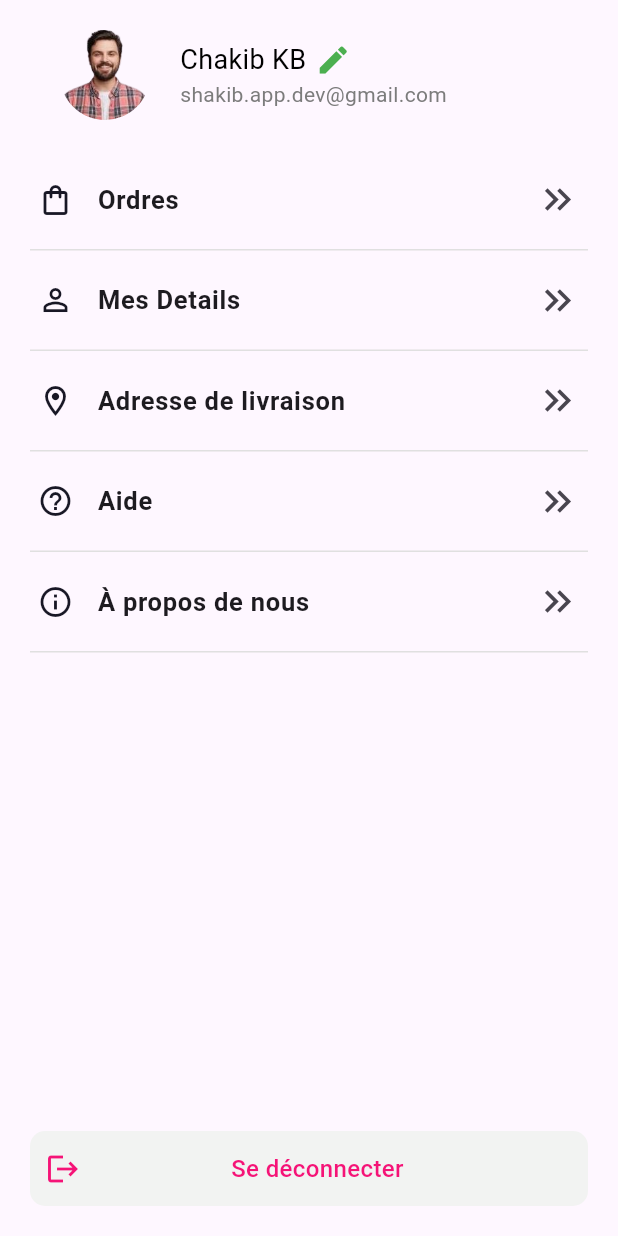
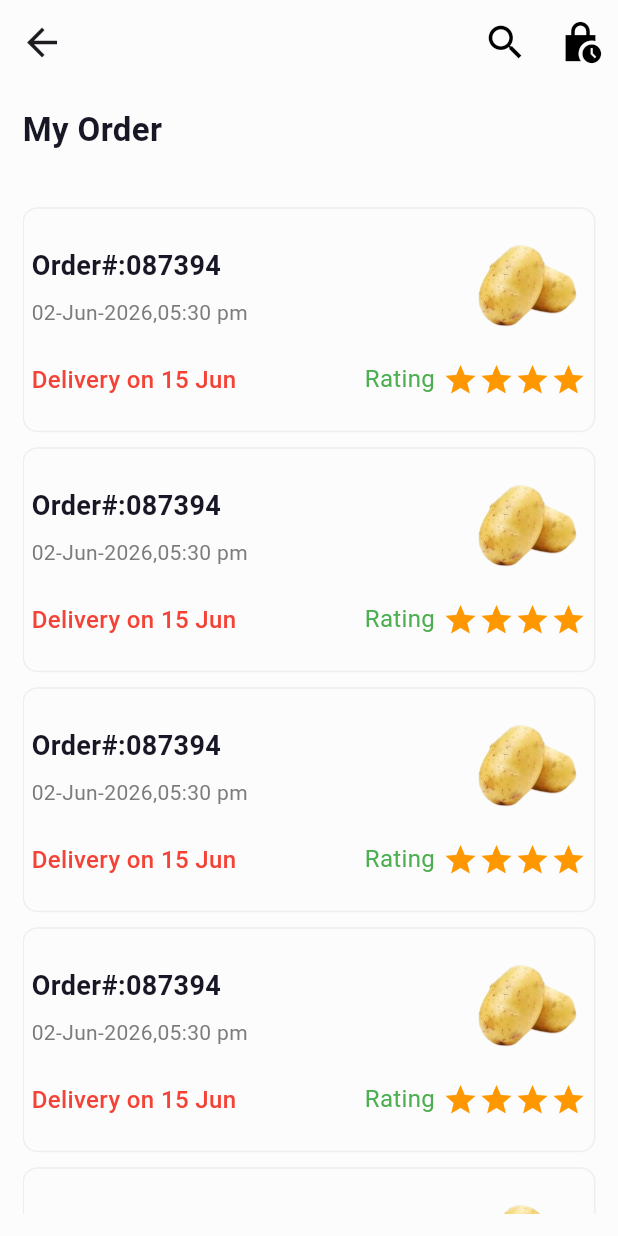
Before and after one commit to nayon-coders/grocary_user_app-Rida_Benharrou, a Flutter app: the AccountScreen screen opened directly, after a tap on "Ordres", on a phone screen of 412 x 824 dp. Run offline on Flutter 3.47's test engine with Material 3 defaults, Android fonts, the phone set to English and light mode, and no system bars; our stand-ins replace cached_network_image, carousel_slider, cloud_firestore, easy_stepper, firebase_core, lottie and 1 more; accounts and stored records are empty.

Commit message:
address, order list

```diff
--- /dev/null
+++ b/lib/view/account_screen/my_orders/my_orders.dart
@@ -0,0 +1,152 @@
+import 'dart:async';
+
+import 'package:flutter/material.dart';
+import 'package:nectar/utility/app_color.dart';
+import 'package:nectar/utility/assets.dart';
+import 'package:nectar/utility/fontsize.dart';
+import 'package:nectar/view/account_screen/my_orders/track_order.dart';
+
+class MyOrders extends StatefulWidget {
+  const MyOrders({super.key});
+
+  @override
+  State<MyOrders> createState() => _MyOrdersState();
+}
+
+class _MyOrdersState extends State<MyOrders> {
+  @override
+  Widget build(BuildContext context) {
+
+    return SafeArea(child: Scaffold(
+      backgroundColor: AppColors.bgWhite,
+      appBar: AppBar(
+        backgroundColor: AppColors.bgWhite,
+        leading: InkWell(
+          onTap: ()=>Navigator.pop(context),
+            child: Icon(Icons.arrow_back,size: 30,)),
+        actions: [
+          Padding(
+            padding: const EdgeInsets.all(10.0),
+            child: InkWell(
+              onTap: (){},
+                child: Icon(Icons.search,color: Colors.black,size: 30,)),
+          ),
+          Padding(
+            padding: const EdgeInsets.all(10.0),
+            child: InkWell(
+              onTap: (){},
+                child: Icon(Icons.lock_clock_sharp,color: Colors.black,size: 30,)),
+          ),
+        ],
+      ),
+      body: Padding(
+        padding: const EdgeInsets.all(15.0),
+        child: Column(
+          mainAxisAlignment: MainAxisAlignment.start,
+          crossAxisAlignment: CrossAxisAlignment.start,
+          children: [
+            Expanded(
+              // flex: 1,
+                child: Text("My Order",
+                            style: TextStyle(
+                  fontSize:bigFont,
+                  fontWeight: FontWeight.w600,
+                  color: AppColors.textBlack,
+                            ),
+                          )
+            ),
+            Expanded(
+              flex: 10,
+                child: ListView.builder(
+
+              itemCount: 20,
+                itemBuilder: (_,index){
+                return GestureDetector(
+                  onTap: ()=>Navigator.push(context,MaterialPageRoute(builder: (_)=>TrackOrder())),
+                  child: Container(
+                    alignment: Alignment.center,
+                    padding: EdgeInsets.all(5),
+                    height: 150,
+                    margin: EdgeInsets.only(bottom: 10),
+                    decoration: BoxDecoration(
+                      borderRadius: BorderRadius.circular(10),
+                      border: Border.all(color: Colors.grey.shade200)
+                    ),
+                    child: Center(
+                      child: Column(
+                        mainAxisAlignment: MainAxisAlignment.center,
+                        crossAxisAlignment: CrossAxisAlignment.center,
+                        children: [
+                          Row(
+                            mainAxisAlignment: MainAxisAlignment.spaceBetween,
+                            crossAxisAlignment: CrossAxisAlignment.center,
+                            children: [
+                              Column(
+                                mainAxisAlignment: MainAxisAlignment.start,
+                                crossAxisAlignment: CrossAxisAlignment.start,
+                                children: [
+                                  Text("Order#:087394",
+                                    style: TextStyle(
+                                        fontSize:titleFont,
+                                        fontWeight: FontWeight.w600,
+                                        color: AppColors.textBlack),
+                                  ),
+                                  SizedBox(height: 8,),
+                                  Text("02-Jun-2026,05:30 pm",
+                                    style: TextStyle(fontWeight: FontWeight.w400,
+                                        fontSize: smallFont,
+                                        color: AppColors.textGrey),
+                                  ),
+
+
+                                ],
+                              ),
+                              Image.asset(Assets.potato,height: 60,width: 80,fit: BoxFit.cover,),
+                            ],
+
+                            ),
+
+                          SizedBox(height: 20,),
+                          Row(
+                            mainAxisAlignment: MainAxisAlignment.spaceBetween,
+                            crossAxisAlignment: CrossAxisAlignment.center,
+                            children: [
+                              Text("Delivery on 15 Jun",
+                                style: TextStyle(
+                                    fontSize: normalFont,
+                                    fontWeight: FontWeight.w500,
+                                    color: Colors.red),
+                              ),
+                              Row(
+                                mainAxisAlignment: MainAxisAlignment.start,
+                                crossAxisAlignment: CrossAxisAlignment.start,
+                                children: [
+                                  Text("Rating",
+                                    style: TextStyle(
+                                        fontWeight: FontWeight.w400,
+                                        fontSize: normalFont,
+                                        color: Colors.green),
+                                  ),
+                                  SizedBox(width: 5,),
+                                  Icon(Icons.star,color: Colors.orange,),
+                                  Icon(Icons.star,color: Colors.orange,),
+                                  Icon(Icons.star,color: Colors.orange,),
+                                  Icon(Icons.star,color: Colors.orange,),
+                                ],
+                              )
+                            ],
+                          )
+
+                        ],
+                      ),
+                    ),
+                  ),
+                );
+
+            }))
+          ],
+        ),
+      ),
+    ));
+  }
+}
--- a/lib/widget/app_input.dart
+++ b/lib/widget/app_input.dart
@@ -6,12 +6,13 @@ class AppInput extends StatelessWidget {
     required this.controller,
     required this.hintText,
     this.prefixIcon,
-    this.suffixIcon,
+    this.suffixIcon, this.validator,
   });
   final TextEditingController controller;
   final String hintText;
   final Widget? prefixIcon;
   final Widget? suffixIcon;
+  final String? Function(String?)? validator;
 
 
   @override
@@ -19,6 +20,7 @@ class AppInput extends StatelessWidget {
     return SizedBox(
       width: MediaQuery.of(context).size.width,
       child: TextFormField(
+        validator: validator,
         controller: controller,
         decoration: InputDecoration(
           suffixIcon: suffixIcon,
--- a/pubspec.yaml
+++ b/pubspec.yaml
@@ -42,6 +42,8 @@ dependencies:
   firebase_auth: ^4.20.0
   cached_network_image: ^3.3.1
   shimmer: ^3.0.0
+  easy_stepper: ^0.8.5
+
 
 dev_dependencies:
   flutter_test:
```
Also changed, not shown: lib/view/account_screen/account_screen.dart (+6 -2 lines), lib/view/account_screen/delivery_address/delivery_address.dart (added, +115 -0 lines), lib/view/account_screen/my_orders/track_order.dart (added, +207 -0 lines), pubspec.lock.
